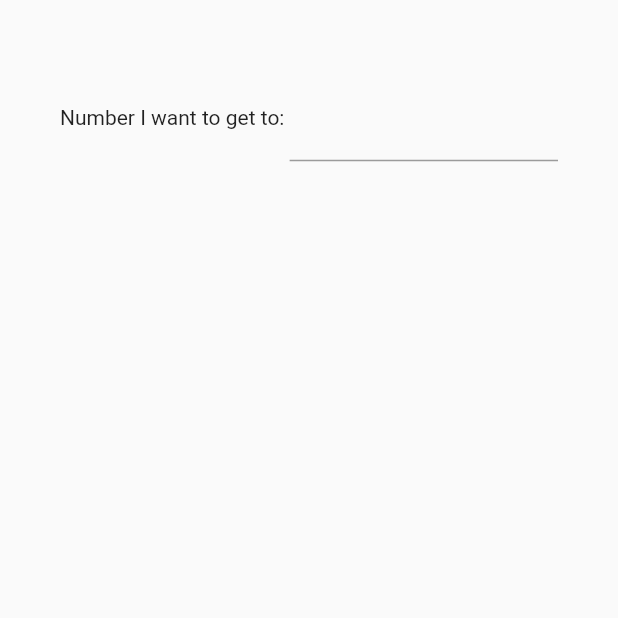
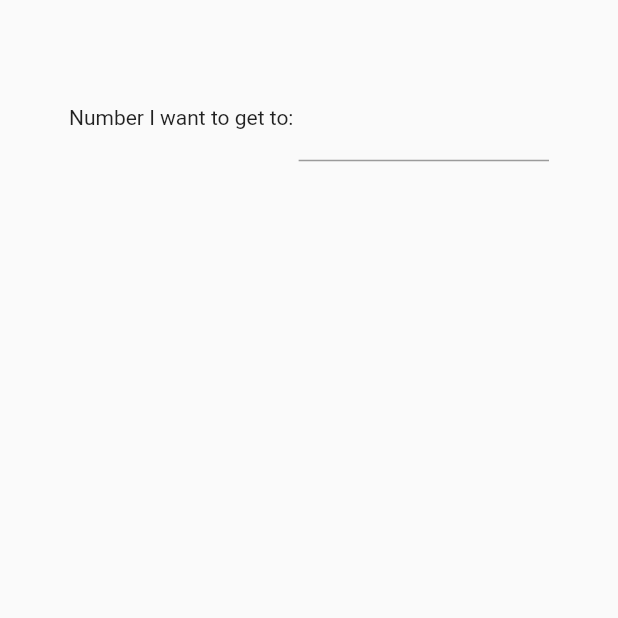
Before and after one commit to walles/waitinator, a Flutter app: the screen it shows after launch, on a phone screen of 412 x 824 dp, the part 543-1161 px from its top. Run offline on Flutter 3.47's test engine with Material 2 defaults, Android fonts, the phone set to English and light mode, and no system bars.

Commit message:
Limit width for great layouts

```diff
--- a/analysis_options.yaml
+++ b/analysis_options.yaml
@@ -27,3 +27,6 @@ linter:
 
 # Additional information about this file can be found at
 # https://dart.dev/guides/language/analysis-options
+analyzer:
+  errors:
+    fixme: ignore
--- a/lib/main.dart
+++ b/lib/main.dart
@@ -17,14 +17,20 @@ class MyApp extends StatelessWidget {
             title: const Text('Queue Time Estimator'),
           ),
           body: Container(
+            alignment: Alignment.center,
+            child: Container(
                 padding: const EdgeInsets.all(40.0),
+                constraints: const BoxConstraints(
+                    maxWidth:
+                        400 // FIXME: What is the unit here? How will this look on different devices?
+                    ),
                 child: Column(
                   mainAxisAlignment: MainAxisAlignment.center,
                   children: <Widget>[
                     _topRow(),
                   ],
                 )),
-      ),
+          )),
     );
   }
 
```
Lines whose indentation alone changed are shown as unchanged.
